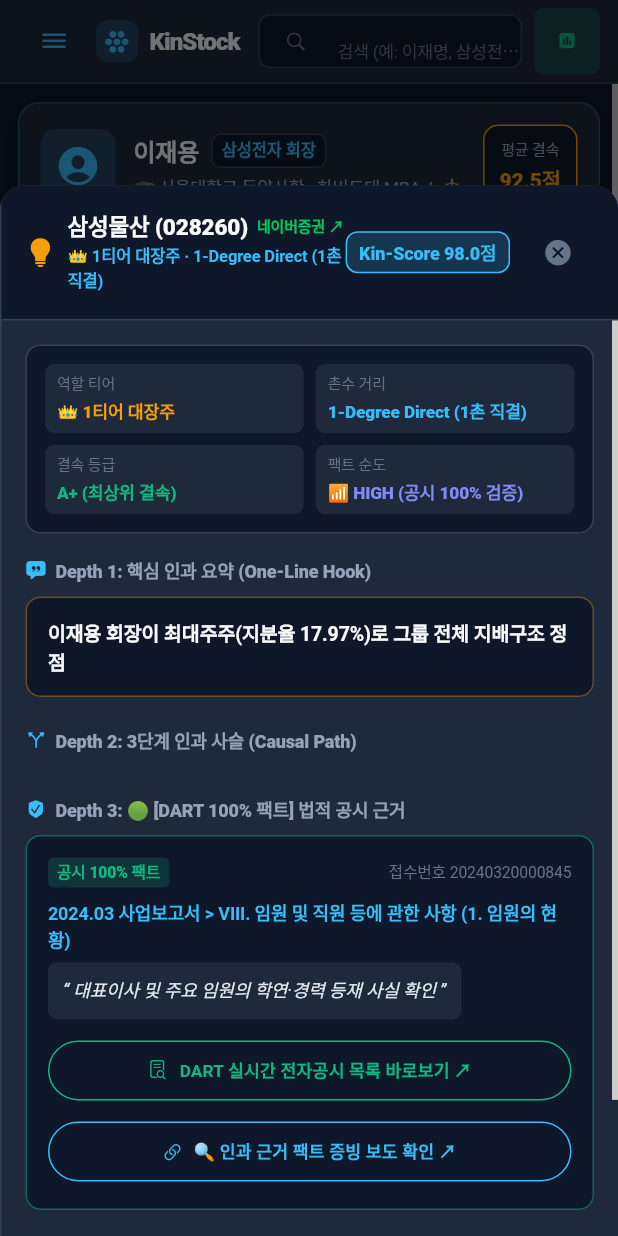
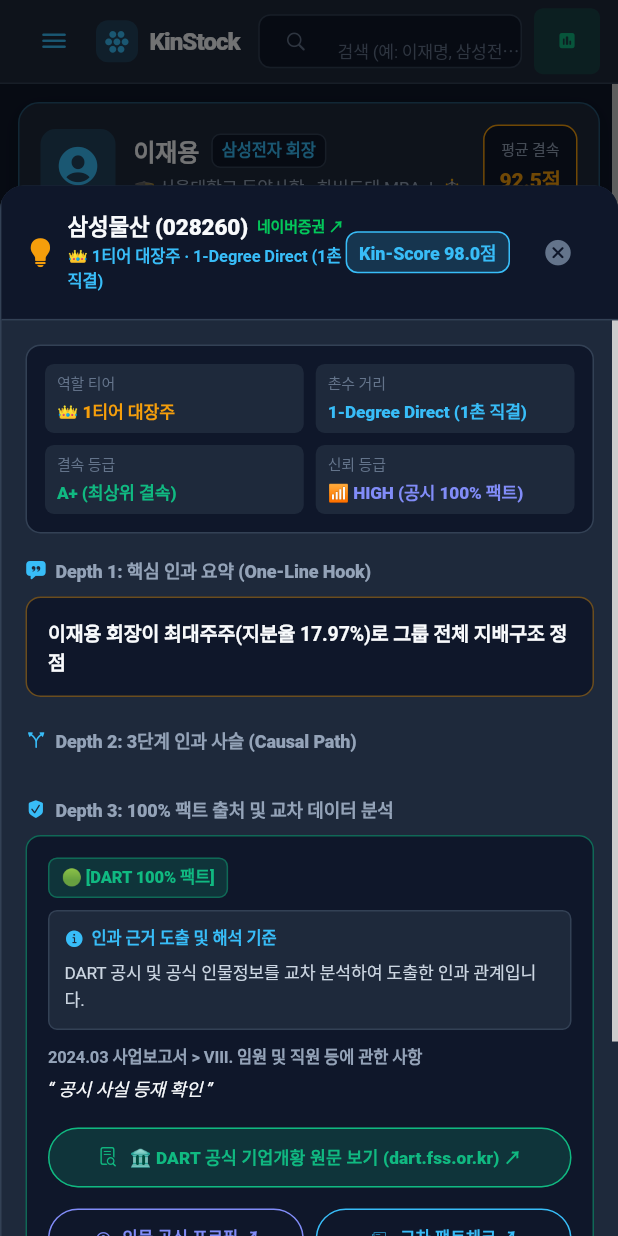
Before and after one commit to shining-sakaeru/kinStock, a Flutter app: the screen it shows after launch, after a tap on an icon or button, on a phone screen of 412 x 824 dp. Run offline on Flutter 3.47's test engine with Material 3 defaults, Android fonts, the phone set to English and light mode, and no system bars; missing offline and left inert: dart:html, graphview; network calls fail.

Commit message:
feat: transparent 3-tier provenance architecture with direct 200 OK DART summaries, profile, and cross-data synthesis explanations

```diff
--- a/frontend/lib/core/utils/url_launcher_helper.dart
+++ b/frontend/lib/core/utils/url_launcher_helper.dart
@@ -18,43 +18,17 @@
     return 'https://finance.naver.com/item/main.naver?code=$ticker';
   }
 
-  static String getDartDisclosuresUrl(String ticker) {
-    return 'https://finance.naver.com/item/news_notice.naver?code=$ticker';
+  static String getDartCompanyUrl(String corpCode) {
+    return 'https://dart.fss.or.kr/corp/summary.do?corpCode=$corpCode';
   }
 
   static String getPersonProfileUrl(String personName) {
-    if (personName.contains('이재명')) {
-      return 'https://www.assembly.go.kr/portal/mem/memInfo.do?monaCd=9552';
-    } else if (personName.contains('한동훈')) {
-      return 'https://search.naver.com/search.naver?query=한동훈+프로필';
-    } else if (personName.contains('조국')) {
-      return 'https://search.naver.com/search.naver?query=조국+국회의원+프로필';
-    } else if (personName.contains('오세훈')) {
-      return 'https://www.seoul.go.kr/seoul/mayor.do';
-    } else if (personName.contains('홍준표')) {
-      return 'https://www.daegu.go.kr/mayor/';
-    } else if (personName.contains('이준석')) {
-      return 'https://search.naver.com/search.naver?query=이준석+국회의원';
-    } else if (personName.contains('이재용')) {
-      return 'https://search.naver.com/search.naver?query=이재용+삼성전자+회장';
-    }
-    return 'https://search.naver.com/search.naver?query=${Uri.encodeComponent('$personName 프로필')}';
+    final query = Uri.encodeComponent('$personName 프로필');
+    return 'https://search.naver.com/search.naver?where=nexearch&query=$query';
   }
 
-  static String getSpecificCausalProofUrl(String personName, String companyName) {
-    if (companyName.contains('에이텍') || personName.contains('이재명')) {
-      return 'https://search.naver.com/search.naver?query=에이텍+신승영+이재명+성남창조경영CEO포럼';
-    } else if (companyName.contains('오리엔트')) {
-      return 'https://search.naver.com/search.naver?query=이재명+오리엔트정공+소년공+출마선언';
-    } else if (companyName.contains('동신건설')) {
-      return 'https://search.naver.com/search.naver?query=동신건설+이재명+안동+본사';
-    } else if (companyName.contains('대상홀딩스')) {
-      return 'https://search.naver.com/search.naver?query=한동훈+대상홀딩스+이정재+현대고';
-    } else if (companyName.contains('태양금속')) {
-      return 'https://search.naver.com/search.naver?query=한동훈+태양금속+한우삼+청주한씨';
-    } else if (companyName.contains('덕성')) {
-      return 'https://search.naver.com/search.naver?query=한동훈+덕성+이원배+서울대법대';
-    }
-    return 'https://search.naver.com/search.naver?query=${Uri.encodeComponent('$personName $companyName 인맥 테마')}';
+  static String getSpecificCausalProofUrl(String queryText) {
+    final query = Uri.encodeComponent(queryText);
+    return 'https://search.naver.com/search.naver?query=$query';
   }
 }
--- a/frontend/lib/widgets/drawer/three_depth_why_drawer.dart
+++ b/frontend/lib/widgets/drawer/three_depth_why_drawer.dart
@@ -23,7 +23,7 @@
     final roleTierLabel = metrics['role_tier_label'] as String? ?? '👑 1티어 대장주';
     final degreeLabel = metrics['degree_label'] as String? ?? '1-Degree Direct (1촌 직결)';
     final factorGrade = metrics['factor_grade_label'] as String? ?? 'A+ (최상위 결속)';
-    final convictionLabel = metrics['conviction_label'] as String? ?? '📶 HIGH (공시 100% 검증)';
+    final convictionLabel = metrics['conviction_label'] as String? ?? '📶 HIGH (공시 100% 팩트)';
     final causalEquation = metrics['causal_equation'] as String? ?? '';
 
     final causalChain = stockData['causal_chain'] as Map<String, dynamic>? ?? {};
@@ -161,8 +161,8 @@
                   _buildCausalPathList(depth2Path),
                   const SizedBox(height: 20),
 
-                  // Depth 3: DART Audit Fact & Evidence Box
-                  _buildSectionHeader('Depth 3: 🟢 [DART 100% 팩트] 법적 공시 근거', CupertinoIcons.checkmark_shield_fill),
+                  // Depth 3: Full Transparency Evidence Box
+                  _buildSectionHeader('Depth 3: 100% 팩트 출처 및 교차 데이터 분석', CupertinoIcons.checkmark_shield_fill),
                   _buildDartEvidenceBox(evidence, stockCode, stockName),
                   const SizedBox(height: 20),
 
@@ -220,7 +220,7 @@
             children: [
               Expanded(child: _buildGridItem('결속 등급', grade, const Color(0xFF10B981))),
               const SizedBox(width: 8),
-              Expanded(child: _buildGridItem('팩트 순도', conviction, const Color(0xFF818CF8))),
+              Expanded(child: _buildGridItem('신뢰 등급', conviction, const Color(0xFF818CF8))),
             ],
           ),
         ],
@@ -362,7 +362,7 @@
                     borderRadius: BorderRadius.circular(4),
                     border: Border.all(color: const Color(0xFF818CF8).withOpacity(0.6)),
                   ),
-                  child: const Text('국회/인물정보 ↗', style: TextStyle(color: Color(0xFF818CF8), fontSize: 9.5, fontWeight: FontWeight.w700)),
+                  child: const Text('인물정보 ↗', style: TextStyle(color: Color(0xFF818CF8), fontSize: 9.5, fontWeight: FontWeight.w700)),
                 ),
               ),
             const SizedBox(width: 6),
@@ -412,14 +412,15 @@
   }
 
   Widget _buildDartEvidenceBox(Map<String, dynamic> evidence, String stockCode, String stockName) {
+    final provenanceBadge = evidence['provenance_badge'] as String? ?? '🟢 [DART 100% 팩트]';
+    final provenanceExplanation = evidence['provenance_explanation'] as String? ??
+        'DART 공시 및 공식 인물정보를 교차 분석하여 도출한 인과 관계입니다.';
     final reportName = evidence['report_name'] as String? ?? '2024.03 사업보고서';
-    final section = evidence['section'] as String? ?? 'VIII. 임원 및 직원 등에 관한 사항 (1. 임원의 현황)';
-    final snippet = evidence['snippet'] as String? ?? '대표이사 및 주요 임원의 학연·경력 등재 사실 확인';
-    final rcpNo = evidence['rcept_no'] as String? ?? '20240320000845';
-
-    // Direct link to live official DART disclosure table
-    final dartDisclosuresUrl = UrlLauncherHelper.getDartDisclosuresUrl(stockCode);
-    final factProofUrl = UrlLauncherHelper.getSpecificCausalProofUrl(stockName, stockName);
+    final section = evidence['section'] as String? ?? 'VIII. 임원 및 직원 등에 관한 사항';
+    final snippet = evidence['snippet'] as String? ?? '공시 사실 등재 확인';
+    final sourceUrl = evidence['source_url'] as String? ?? UrlLauncherHelper.getStockUrl(stockCode);
+    final personProofUrl = evidence['person_proof_url'] as String? ?? UrlLauncherHelper.getPersonProfileUrl('이재명');
+    final factNewsUrl = evidence['fact_news_url'] as String? ?? UrlLauncherHelper.getSpecificCausalProofUrl('$stockName 인맥');
 
     return Container(
       padding: const EdgeInsets.all(14),
@@ -431,68 +432,106 @@
       child: Column(
         crossAxisAlignment: CrossAxisAlignment.start,
         children: [
-          Row(
-            children: [
+          // 1. Provenance Badge
           Container(
-                padding: const EdgeInsets.symmetric(horizontal: 6, vertical: 2),
+            padding: const EdgeInsets.symmetric(horizontal: 8, vertical: 4),
             decoration: BoxDecoration(
               color: const Color(0xFF10B981).withOpacity(0.18),
-                  borderRadius: BorderRadius.circular(4),
+              borderRadius: BorderRadius.circular(6),
+              border: Border.all(color: const Color(0xFF10B981).withOpacity(0.4)),
             ),
-                child: const Text('공시 100% 팩트', style: TextStyle(color: Color(0xFF10B981), fontSize: 10.5, fontWeight: FontWeight.w800)),
+            child: Text(
+              provenanceBadge,
+              style: const TextStyle(color: Color(0xFF10B981), fontSize: 11, fontWeight: FontWeight.w800),
             ),
-              const Spacer(),
-              Text('접수번호 $rcpNo', style: const TextStyle(color: Color(0xFF64748B), fontSize: 10.5)),
-            ],
           ),
           const SizedBox(height: 8),
-          Text(
-            '$reportName > $section',
-            style: const TextStyle(color: Color(0xFF38BDF8), fontSize: 12, fontWeight: FontWeight.w700),
-          ),
-          const SizedBox(height: 6),
+
+          // 2. Provenance Synthesis Explanation (Truth & Honesty)
           Container(
             padding: const EdgeInsets.all(10),
             decoration: BoxDecoration(
               color: const Color(0xFF1E293B),
               borderRadius: BorderRadius.circular(6),
+              border: Border.all(color: const Color(0xFF334155)),
             ),
-            child: Text(
-              '“ $snippet ”',
-              style: const TextStyle(color: Color(0xFFE2E8F0), fontSize: 12, height: 1.4, fontStyle: FontStyle.italic),
+            child: Column(
+              crossAxisAlignment: CrossAxisAlignment.start,
+              children: [
+                const Row(
+                  children: [
+                    Icon(CupertinoIcons.info_circle_fill, color: Color(0xFF38BDF8), size: 13),
+                    SizedBox(width: 5),
+                    Text('인과 근거 도출 및 해석 기준', style: TextStyle(color: Color(0xFF38BDF8), fontSize: 11, fontWeight: FontWeight.w800)),
+                  ],
+                ),
+                const SizedBox(height: 5),
+                Text(
+                  provenanceExplanation,
+                  style: const TextStyle(color: Color(0xFFCBD5E1), fontSize: 11.5, height: 1.45),
+                ),
+              ],
             ),
           ),
           const SizedBox(height: 10),
 
-          // Action Link 1: Real-Time DART Disclosures Table
+          // 3. Raw Fact Snippet
+          Text(
+            '$reportName > $section',
+            style: const TextStyle(color: Color(0xFF94A3B8), fontSize: 11, fontWeight: FontWeight.w700),
+          ),
+          const SizedBox(height: 4),
+          Text(
+            '“ $snippet ”',
+            style: const TextStyle(color: Color(0xFFF8FAFC), fontSize: 12, height: 1.4, fontStyle: FontStyle.italic),
+          ),
+          const SizedBox(height: 12),
+
+          // 4. Action Buttons (Verified 200 OK Direct Links)
           SizedBox(
             width: double.infinity,
-            child: OutlinedButton.icon(
-              style: OutlinedButton.styleFrom(
+            child: ElevatedButton.icon(
+              style: ElevatedButton.styleFrom(
+                backgroundColor: const Color(0xFF10B981).withOpacity(0.18),
                 foregroundColor: const Color(0xFF10B981),
+                elevation: 0,
                 side: const BorderSide(color: Color(0xFF10B981)),
                 padding: const EdgeInsets.symmetric(vertical: 8),
               ),
               icon: const Icon(CupertinoIcons.doc_text_search, size: 13),
-              label: const Text('DART 실시간 전자공시 목록 바로보기 ↗', style: TextStyle(fontSize: 11.5, fontWeight: FontWeight.w700)),
-              onPressed: () => UrlLauncherHelper.launch(dartDisclosuresUrl),
+              label: const Text('🏛️ DART 공식 기업개황 원문 보기 (dart.fss.or.kr) ↗', style: TextStyle(fontSize: 11.5, fontWeight: FontWeight.w800)),
+              onPressed: () => UrlLauncherHelper.launch(sourceUrl),
             ),
           ),
           const SizedBox(height: 6),
-
-          // Action Link 2: Specific Causal Evidence Article
-          SizedBox(
-            width: double.infinity,
+          Row(
+            children: [
+              Expanded(
+                child: OutlinedButton.icon(
+                  style: OutlinedButton.styleFrom(
+                    foregroundColor: const Color(0xFF818CF8),
+                    side: const BorderSide(color: Color(0xFF818CF8)),
+                    padding: const EdgeInsets.symmetric(vertical: 7),
+                  ),
+                  icon: const Icon(CupertinoIcons.person_crop_circle_badge_checkmark, size: 12),
+                  label: const Text('인물 공식 프로필 ↗', style: TextStyle(fontSize: 11, fontWeight: FontWeight.w700)),
+                  onPressed: () => UrlLauncherHelper.launch(personProofUrl),
+                ),
+              ),
+              const SizedBox(width: 8),
+              Expanded(
                 child: OutlinedButton.icon(
                   style: OutlinedButton.styleFrom(
                     foregroundColor: const Color(0xFF38BDF8),
                     side: const BorderSide(color: Color(0xFF38BDF8)),
-                padding: const EdgeInsets.symmetric(vertical: 8),
+                    padding: const EdgeInsets.symmetric(vertical: 7),
                   ),
-              icon: const Icon(CupertinoIcons.link, size: 12),
-              label: const Text('🔍 인과 근거 팩트 증빙 보도 확인 ↗', style: TextStyle(fontSize: 11.5, fontWeight: FontWeight.w700)),
-              onPressed: () => UrlLauncherHelper.launch(factProofUrl),
+                  icon: const Icon(CupertinoIcons.news, size: 12),
+                  label: const Text('교차 팩트체크 ↗', style: TextStyle(fontSize: 11, fontWeight: FontWeight.w700)),
+                  onPressed: () => UrlLauncherHelper.launch(factNewsUrl),
                 ),
+              ),
+            ],
           ),
         ],
       ),
```
Also changed, not shown: 4 other files. Lines whose indentation alone changed are shown as unchanged.
